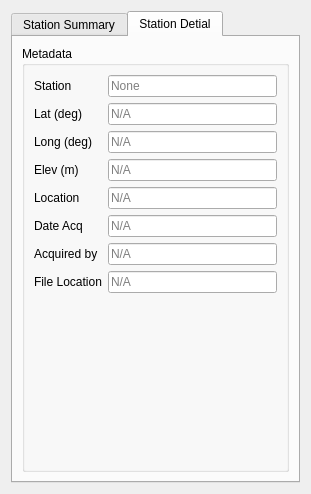
Qt form mtpy/gui/SmartMT/ui_asset/station_status.ui (MTgeophysics/mtpy) before a commit.
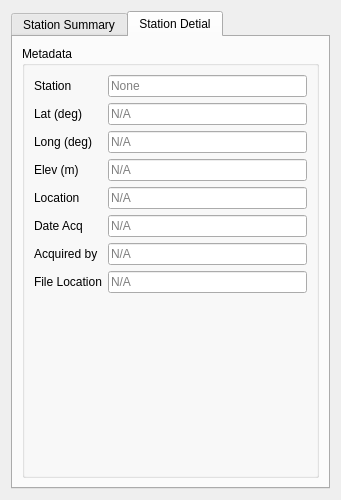
The same form after that commit.

The edit to the form file:
```diff
--- a/mtpy/gui/SmartMT/ui_asset/station_status.ui
+++ b/mtpy/gui/SmartMT/ui_asset/station_status.ui
@@ -6,8 +6,8 @@
    <rect>
     <x>0</x>
     <y>0</y>
-    <width>311</width>
-    <height>494</height>
+    <width>341</width>
+    <height>500</height>
    </rect>
   </property>
   <property name="windowTitle">
```
